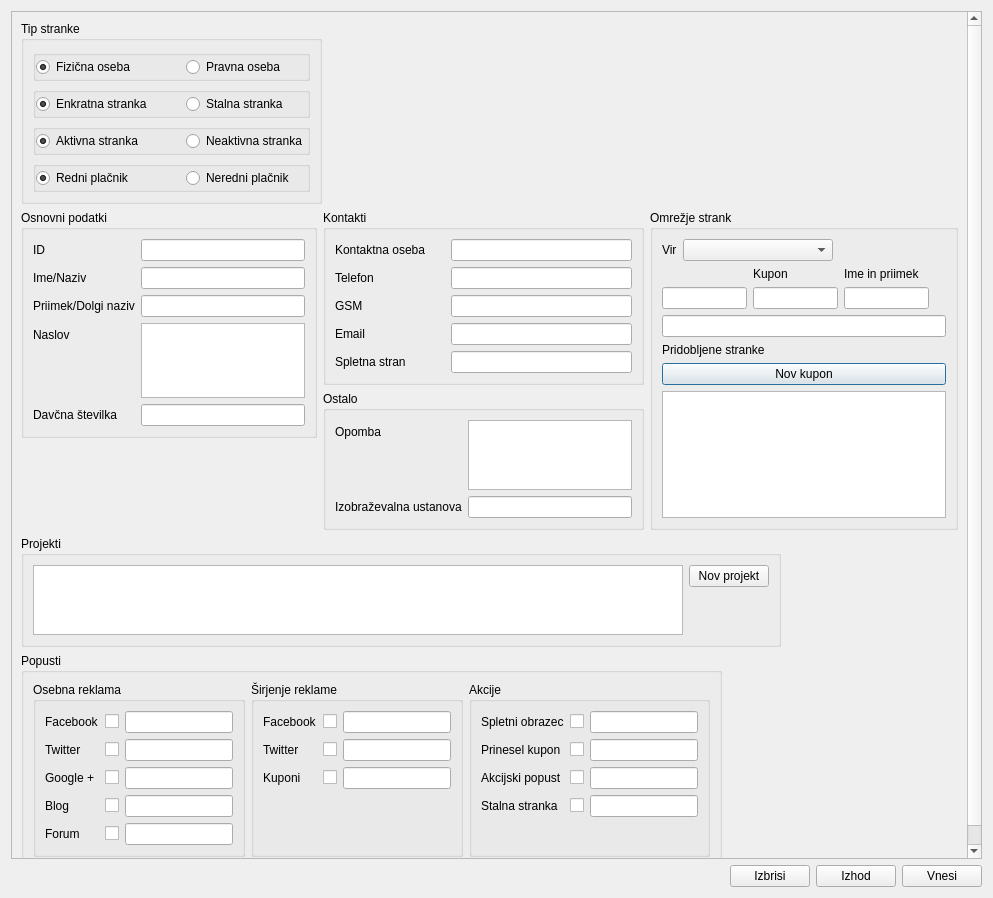
Qt form stranke.ui (bubi-luka/BubiRacun) before a commit.
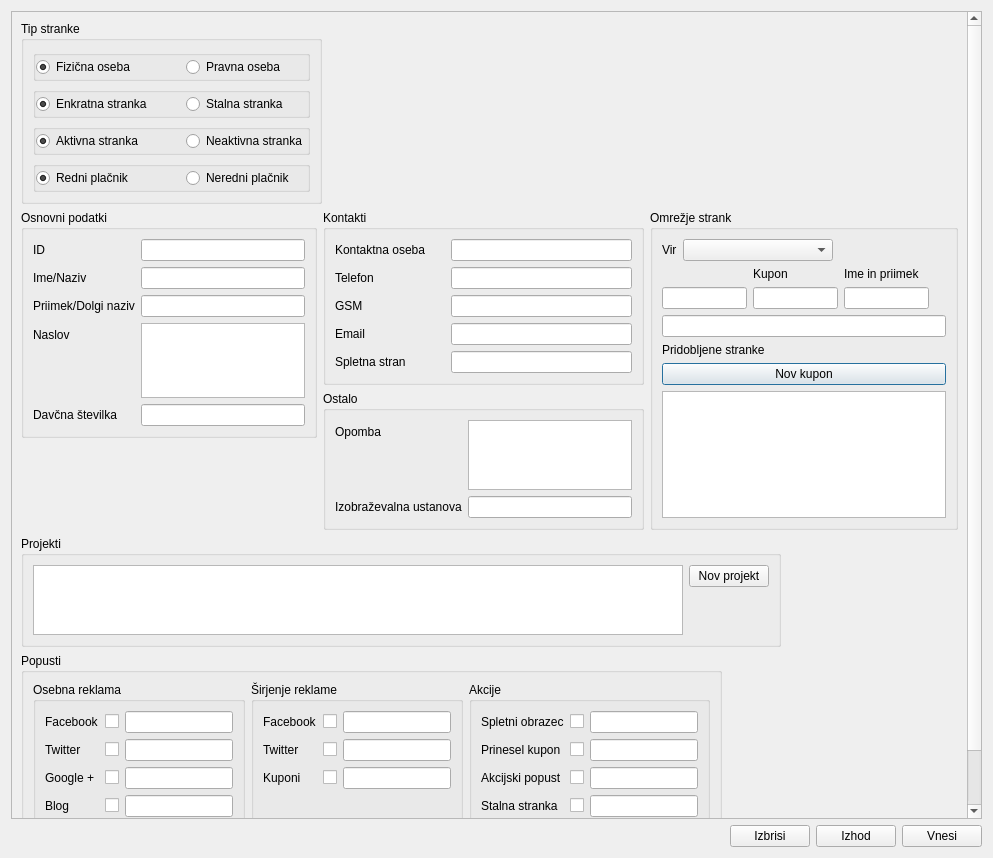
The same form after that commit.

```diff
--- a/stranke.ui
+++ b/stranke.ui
@@ -7,7 +7,7 @@
     <x>0</x>
     <y>0</y>
     <width>993</width>
-    <height>898</height>
+    <height>858</height>
    </rect>
   </property>
   <property name="windowTitle">
@@ -23,7 +23,7 @@
       <property name="geometry">
        <rect>
         <x>0</x>
-        <y>-144</y>
+        <y>0</y>
         <width>955</width>
         <height>986</height>
        </rect>
```
Left out of the diff: 37 changed lines with no effect on the pictures.
